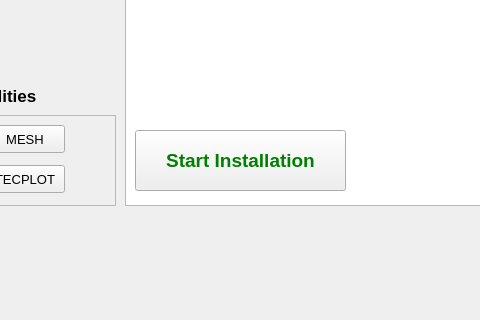
bahman2216/py2, file design.ui: the form before one commit; both pictures show x 204 to 684 and y 340 to 660 of the 974 by 828 pixel window.
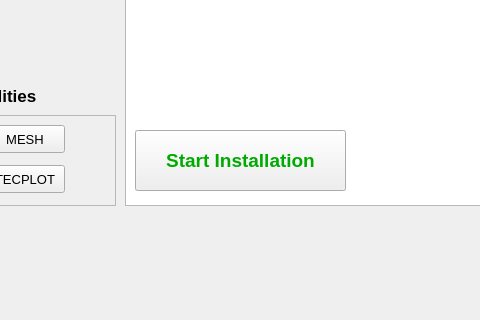
The form after the commit. Icons and pictures are not drawn.

Commit message: fix method click event

Diff of the .ui file:
```diff
--- a/design.ui
+++ b/design.ui
@@ -279,8 +279,12 @@
           <bold>true</bold>
          </font>
         </property>
+        <property name="autoFillBackground">
+         <bool>true</bool>
+        </property>
         <property name="styleSheet">
-         <string notr="true">color:green</string>
+         <string notr="true">selection-color: rgb(0, 170, 0);
+color: rgb(0, 170, 0);</string>
         </property>
         <property name="text">
          <string>Start Installation</string>
```
The commit also changes 2 other files.
